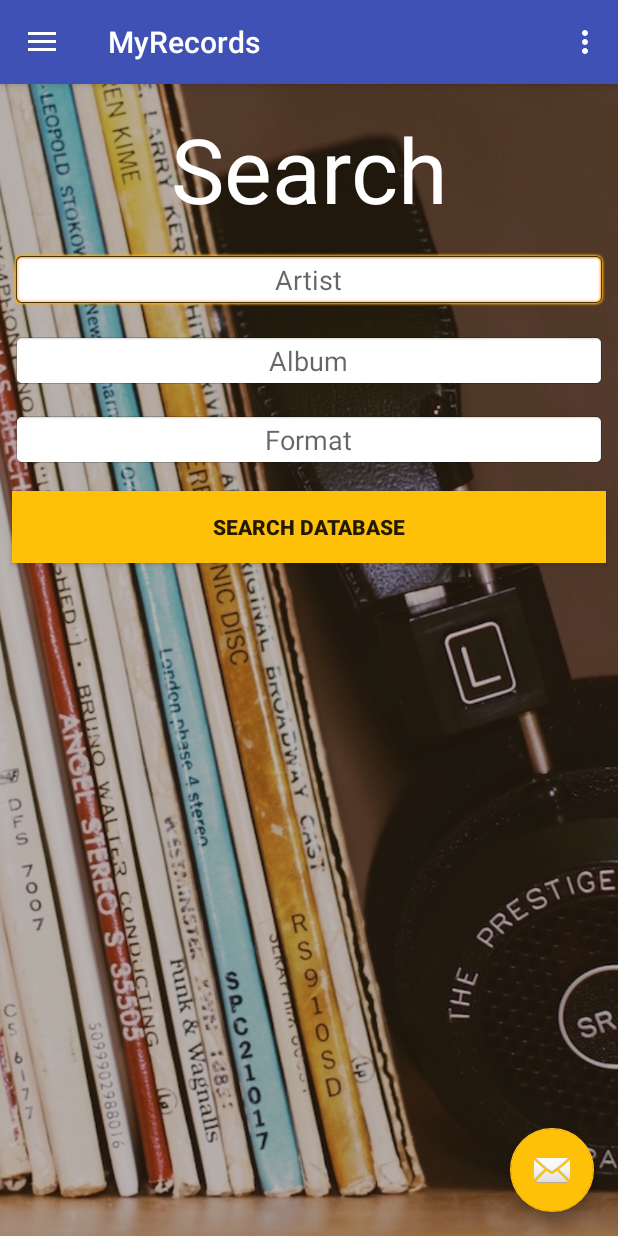
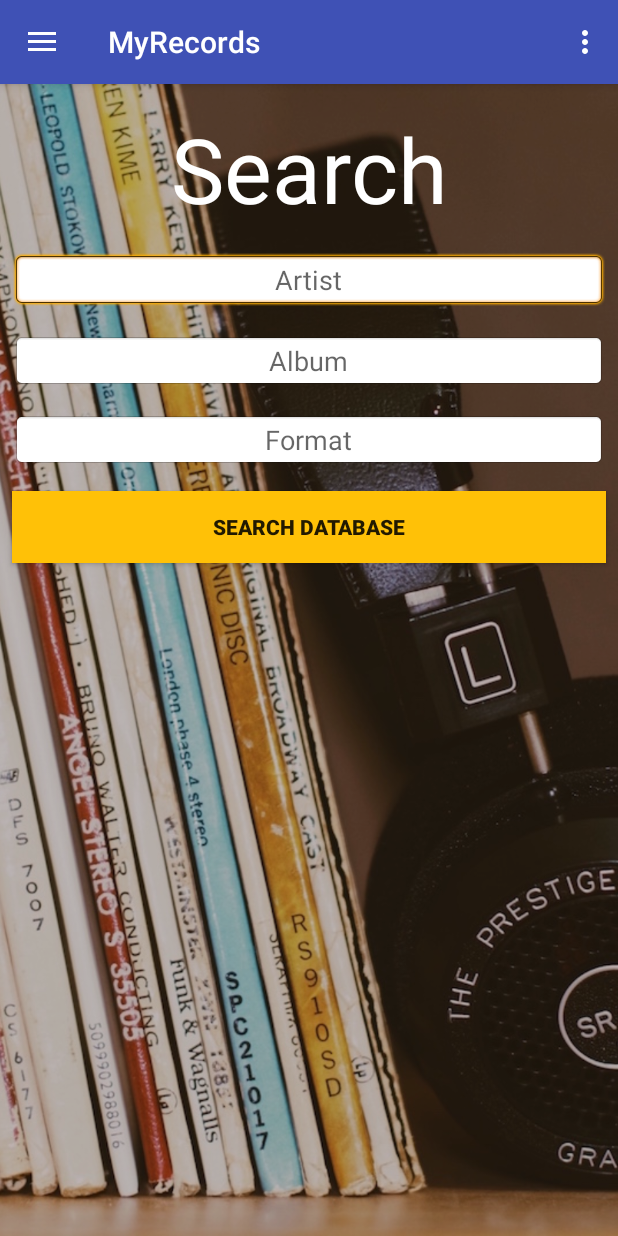
Before and after one commit to darkknightsds/myrecords, an Android app: the fragment WishlistSearchFragment placed in its activity, in the options menu, after a tap on "Settings", on a phone screen of 412 x 824 dp. Run offline under Robolectric (Android 15) with nearby library versions, the phone set to English and light mode, and no system bars; our stand-ins replace ButterKnife; Roboto replaces fonts that are not available here; 1 statement that could not run was skipped.

Commit message:
add icon for fab

```diff
--- a/app/src/main/java/com/epicodus/myrecords/ui/WishlistSearchFragment.java
+++ b/app/src/main/java/com/epicodus/myrecords/ui/WishlistSearchFragment.java
@@ -4,27 +4,29 @@ package com.epicodus.myrecords.ui;
 import android.graphics.Typeface;
 import android.os.Bundle;
 import android.support.v4.app.Fragment;
-import android.support.v4.app.FragmentManager;
+import android.support.v7.widget.LinearLayoutManager;
+import android.support.v7.widget.RecyclerView;
 import android.view.LayoutInflater;
 import android.view.View;
 import android.view.ViewGroup;
 import android.widget.Button;
 import android.widget.EditText;
-import android.widget.ImageButton;
 import android.widget.TextView;
+import android.widget.Toast;
 
 import com.epicodus.myrecords.R;
-import com.google.firebase.auth.FirebaseAuth;
-import com.google.firebase.database.DatabaseReference;
-import com.google.firebase.database.FirebaseDatabase;
+import com.epicodus.myrecords.adapters.WishlistAdapter;
+import com.epicodus.myrecords.services.DiscogsService;
+
+import java.io.IOException;
 
 import butterknife.BindView;
 import butterknife.ButterKnife;
 import butterknife.Unbinder;
+import okhttp3.Call;
+import okhttp3.Callback;
+import okhttp3.Response;
 
-/**
- * A simple {@link Fragment} subclass.
- */
 public class WishlistSearchFragment extends Fragment implements View.OnClickListener {
     @BindView(R.id.searchHeader) TextView mSearchHeader;
     @BindView(R.id.searchArtist) EditText mSearchArtist;
@@ -45,6 +47,8 @@ public class WishlistSearchFragment extends Fragment implements View.OnClickList
         unbinder = ButterKnife.bind(this, view);
         Typeface headerFont = Typeface.createFromAsset(getActivity().getAssets(), "fonts/header.ttf");
         mSearchHeader.setTypeface(headerFont);
+        mSearchButton.setOnClickListener(this);
+        getActivity().findViewById(R.id.fab).setVisibility(View.GONE);
 
         // Inflate the layout for this fragment
         return view;
@@ -54,11 +58,47 @@ public class WishlistSearchFragment extends Fragment implements View.OnClickList
     public void onDestroyView() {
         super.onDestroyView();
         unbinder.unbind();
+        getActivity().findViewById(R.id.fab).setVisibility(View.VISIBLE);
     }
 
     @Override
     public void onClick(View v) {
+        if (v == mSearchButton) {
+            String artist = mSearchArtist.getText().toString();
+            String release_title = mSearchAlbum.getText().toString();
+            String format = mSearchFormat.getText().toString();
+            if (mSearchArtist.getText().toString().equals("") || mSearchAlbum.getText().toString().equals("") || mSearchFormat.getText().toString().equals("")) {
+                Toast.makeText(getActivity(), "Please Complete All Fields", Toast.LENGTH_LONG).show();
+            } else {
+                getAlbums(artist, release_title, format);
+            }
+        }
+    }
 
+    private void getAlbums(String artist, String release_title, String format) {
+        final DiscogsService discogsService = new DiscogsService();
+//        discogsService.findRecords(artist, release_title, format, new Callback() {
+//            @Override
+//            public void onFailure(Call call, IOException e) {
+//                e.printStackTrace();
+//            }
+//
+//            @Override
+//            public void onResponse(Call call, Response response) {
+//                mAlbums = discogsService.processResults(response);
+//
+//                MyWishlist.this.runOnUiThread(new Runnable() {
+//                    @Override
+//                    public void run() {
+//                        mAdapter = new WishlistAdapter(getApplicationContext(), mAlbums);
+//                        mApiRecycler.setAdapter(mAdapter);
+//                        RecyclerView.LayoutManager layoutManager = new LinearLayoutManager(MyWishlist.this);
+//                        mApiRecycler.setLayoutManager(layoutManager);
+//                        mApiRecycler.setHasFixedSize(true);
+//                    }
+//                });
+//            }
+//        });
     }
 
 }
--- a/app/src/main/res/layout/app_bar_main.xml
+++ b/app/src/main/res/layout/app_bar_main.xml
@@ -36,6 +36,6 @@
         android:layout_height="wrap_content"
         android:layout_gravity="bottom|end"
         android:layout_margin="@dimen/fab_margin"
-        app:srcCompat="@android:drawable/ic_dialog_email" />
+        app:srcCompat="@android:drawable/ic_menu_search" />
 
 </android.support.design.widget.CoordinatorLayout>
```
Also changed, not shown: app/src/main/res/drawable-hdpi/ic_album_black_24dp.png (added), app/src/main/res/drawable-hdpi/ic_album_white_24dp.png, app/src/main/res/drawable-mdpi/ic_album_black_24dp.png (added), app/src/main/res/drawable-mdpi/ic_album_white_24dp.png, app/src/main/res/drawable-xhdpi/ic_album_black_24dp.png (added), app/src/main/res/drawable-xhdpi/ic_album_white_24dp.png, app/src/main/res/drawable-xxhdpi/ic_album_black_24dp.png (added), app/src/main/res/drawable-xxhdpi/ic_album_white_24dp.png, app/src/main/res/drawable-xxxhdpi/ic_album_black_24dp.png (added), app/src/main/res/drawable-xxxhdpi/ic_album_white_24dp.png.
